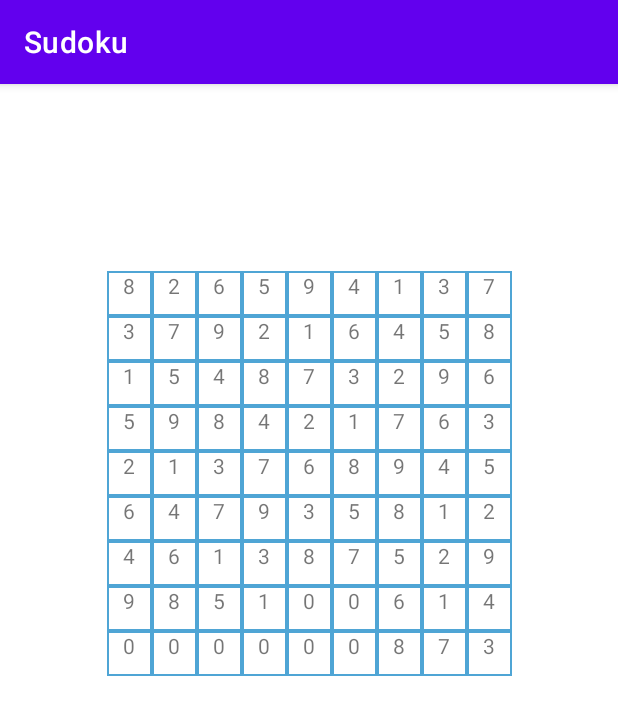
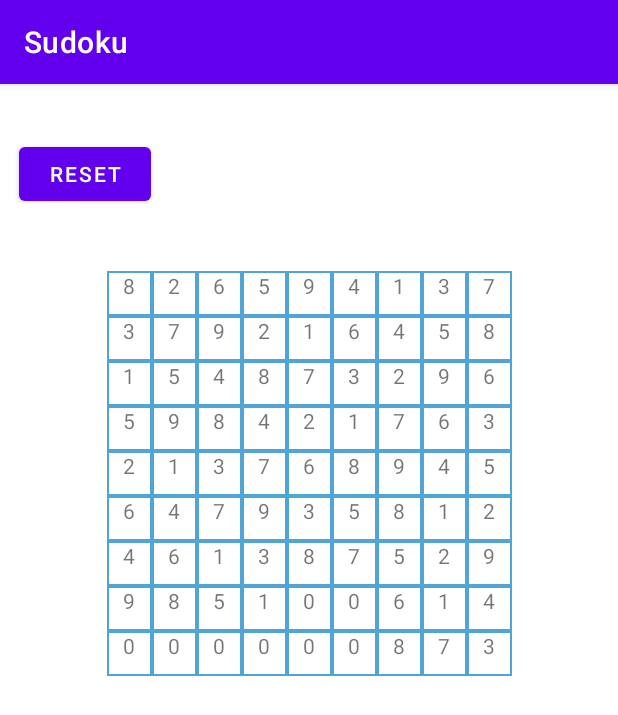
Before and after one commit to Abhansh/Sudoku, an Android app: the screen it shows after launch (MainActivity), on a phone screen of 412 x 824 dp. Shown: the top 715 px of the screen. Run offline under Robolectric (Android 15) with nearby library versions, the phone set to English and light mode, and no system bars.

Commit message:
second commit

```diff
--- a/app/src/main/res/layout/activity_main.xml
+++ b/app/src/main/res/layout/activity_main.xml
@@ -4,6 +4,7 @@
     xmlns:tools="http://schemas.android.com/tools"
     android:layout_width="match_parent"
     android:layout_height="match_parent"
+    android:onClick="resetBoard"
     tools:context=".MainActivity">
 
     <GridLayout
@@ -667,4 +668,17 @@
             android:textAlignment="center" />
 
     </GridLayout>
+
+    <Button
+        android:id="@+id/reset_button"
+        android:layout_width="wrap_content"
+        android:layout_height="wrap_content"
+        android:onClick="resetBoard"
+        android:text="reset"
+        app:layout_constraintBottom_toBottomOf="parent"
+        app:layout_constraintEnd_toEndOf="parent"
+        app:layout_constraintHorizontal_bias="0.04"
+        app:layout_constraintStart_toStartOf="parent"
+        app:layout_constraintTop_toTopOf="parent"
+        app:layout_constraintVertical_bias="0.050000012" />
 </androidx.constraintlayout.widget.ConstraintLayout>
```
Also changed, not shown: app/src/main/java/com/gsr/sudoku/MainActivity.java (+22 -12 lines), app/src/main/java/com/gsr/sudoku/Sudoku.java (+10 -81 lines).
